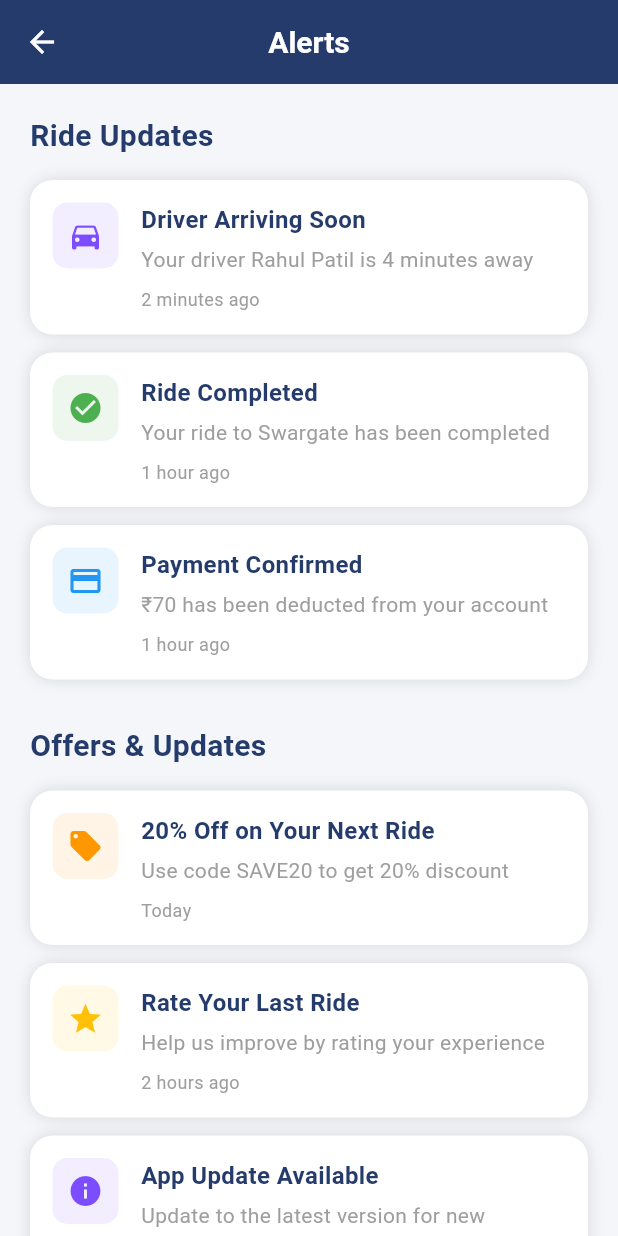
After one commit to Pragathi-singh/ride_sharing, a Flutter app: the AlertsScreen screen opened directly, on a phone screen of 412 x 824 dp. The commit adds this screen. Run offline on Flutter 3.47's test engine with Material 3 defaults, Android fonts, the phone set to English and light mode, and no system bars; our stand-ins replace flutter_map, latlong2; Roboto replaces fonts that are missing (Poppins).

Commit message:
Added safety and alerts screen, updated home and map screens

```diff
--- /dev/null
+++ b/lib/screens/alerts_screen.dart
@@ -0,0 +1,172 @@
+import 'package:flutter/material.dart';
+
+class AlertsScreen extends StatelessWidget {
+  const AlertsScreen({super.key});
+
+  @override
+  Widget build(BuildContext context) {
+    return Scaffold(
+      backgroundColor: const Color(0xFFF4F6FA),
+      appBar: AppBar(
+        title: const Text('Alerts'),
+        backgroundColor: const Color(0xFF243B6B),
+      ),
+      body: SingleChildScrollView(
+        padding: const EdgeInsets.all(20),
+        child: Column(
+          crossAxisAlignment: CrossAxisAlignment.start,
+          children: [
+            // Ride Updates Section
+            const Text(
+              'Ride Updates',
+              style: TextStyle(
+                fontSize: 20,
+                fontWeight: FontWeight.bold,
+                color: Color(0xFF243B6B),
+              ),
+            ),
+            const SizedBox(height: 15),
+
+            buildAlertCard(
+              icon: Icons.directions_car,
+              title: 'Driver Arriving Soon',
+              message: 'Your driver Rahul Patil is 4 minutes away',
+              time: '2 minutes ago',
+              iconColor: const Color(0xFF7C4DFF),
+            ),
+
+            const SizedBox(height: 12),
+
+            buildAlertCard(
+              icon: Icons.check_circle,
+              title: 'Ride Completed',
+              message: 'Your ride to Swargate has been completed',
+              time: '1 hour ago',
+              iconColor: Colors.green,
+            ),
+
+            const SizedBox(height: 12),
+
+            buildAlertCard(
+              icon: Icons.payment,
+              title: 'Payment Confirmed',
+              message: '₹70 has been deducted from your account',
+              time: '1 hour ago',
+              iconColor: Colors.blue,
+            ),
+
+            const SizedBox(height: 30),
+
+            // Offers & Notifications Section
+            const Text(
+              'Offers & Updates',
+              style: TextStyle(
+                fontSize: 20,
+                fontWeight: FontWeight.bold,
+                color: Color(0xFF243B6B),
+              ),
+            ),
+            const SizedBox(height: 15),
+
+            buildAlertCard(
+              icon: Icons.local_offer,
+              title: '20% Off on Your Next Ride',
+              message: 'Use code SAVE20 to get 20% discount',
+              time: 'Today',
+              iconColor: Colors.orange,
+            ),
+
+            const SizedBox(height: 12),
+
+            buildAlertCard(
+              icon: Icons.star,
+              title: 'Rate Your Last Ride',
+              message: 'Help us improve by rating your experience',
+              time: '2 hours ago',
+              iconColor: Colors.amber,
+            ),
+
+            const SizedBox(height: 12),
+
+            buildAlertCard(
+              icon: Icons.info,
+              title: 'App Update Available',
+              message: 'Update to the latest version for new features',
+              time: 'Yesterday',
+              iconColor: const Color(0xFF7C4DFF),
+            ),
+
+            const SizedBox(height: 30),
+          ],
+        ),
+      ),
+    );
+  }
+
+  Widget buildAlertCard({
+    required IconData icon,
+    required String title,
+    required String message,
+    required String time,
+    required Color iconColor,
+  }) {
+    return Container(
+      padding: const EdgeInsets.all(15),
+      decoration: BoxDecoration(
+        color: Colors.white,
+        borderRadius: BorderRadius.circular(15),
+        boxShadow: const [
+          BoxShadow(
+            color: Colors.black12,
+            blurRadius: 8,
+          ),
+        ],
+      ),
+      child: Row(
+        crossAxisAlignment: CrossAxisAlignment.start,
+        children: [
+          Container(
+            padding: const EdgeInsets.all(10),
+            decoration: BoxDecoration(
+              color: iconColor.withOpacity(0.1),
+              borderRadius: BorderRadius.circular(10),
+            ),
+            child: Icon(icon, color: iconColor, size: 24),
+          ),
+          const SizedBox(width: 15),
+          Expanded(
+            child: Column(
+              crossAxisAlignment: CrossAxisAlignment.start,
+              children: [
+                Text(
+                  title,
+                  style: const TextStyle(
+                    fontSize: 16,
+                    fontWeight: FontWeight.bold,
+                    color: Color(0xFF243B6B),
+                  ),
+                ),
+                const SizedBox(height: 5),
+                Text(
+                  message,
+                  style: const TextStyle(
+                    fontSize: 14,
+                    color: Colors.grey,
+                  ),
+                ),
+                const SizedBox(height: 8),
+                Text(
+                  time,
+                  style: const TextStyle(
+                    fontSize: 12,
+                    color: Colors.grey,
+                  ),
+                ),
+              ],
+            ),
+          ),
+        ],
+      ),
+    );
+  }
+}
```
Also changed, not shown: lib/screens/home_screen.dart (+86 -57 lines), lib/screens/live_map_screen.dart (+33 -2 lines), lib/screens/safety_screen.dart (added, +117 -0 lines), pubspec.lock.
